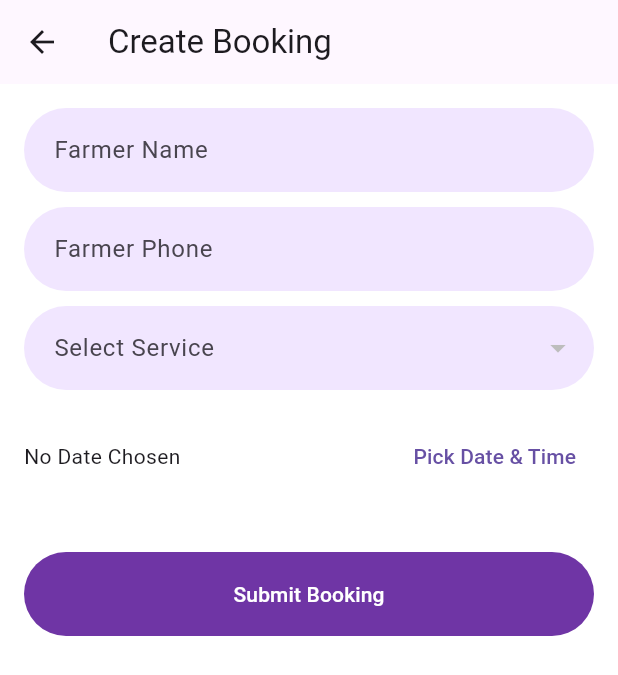
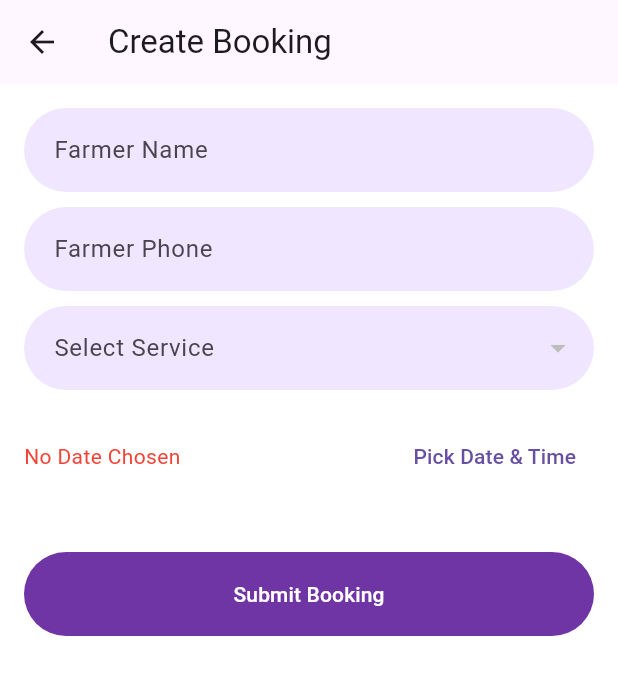
Before and after one commit to itz-govind19/FlutterFrontAppMobile, a Flutter app: the BookingPage screen opened directly, on a phone screen of 412 x 824 dp. Shown: the top 675 px of the screen. Run offline on Flutter 3.47's test engine with Material 3 defaults, Android fonts, the phone set to English and light mode, and no system bars; our stand-ins replace flutter_dotenv, flutter_svg, jwt_decoder, shared_preferences; missing offline and left inert: flutter_auth; accounts and stored records are empty; network calls fail.

Commit message:
added form valiation

```diff
--- a/myapp/lib/Screens/User/pages/booking_page.dart
+++ b/myapp/lib/Screens/User/pages/booking_page.dart
@@ -267,6 +267,11 @@ class _BookingPageState extends State<BookingPage> {
                         _expectedDate == null
                             ? "No Date Chosen"
                             : DateFormat("yyyy-MM-dd HH:mm").format(_expectedDate!),
+                        style: TextStyle(
+                          color: _expectedDate == null
+                              ? Colors.red // Color when date is not selected
+                              : Colors.black, // Default color
+                        ),
                       ),
                     ),
                     TextButton(
```
